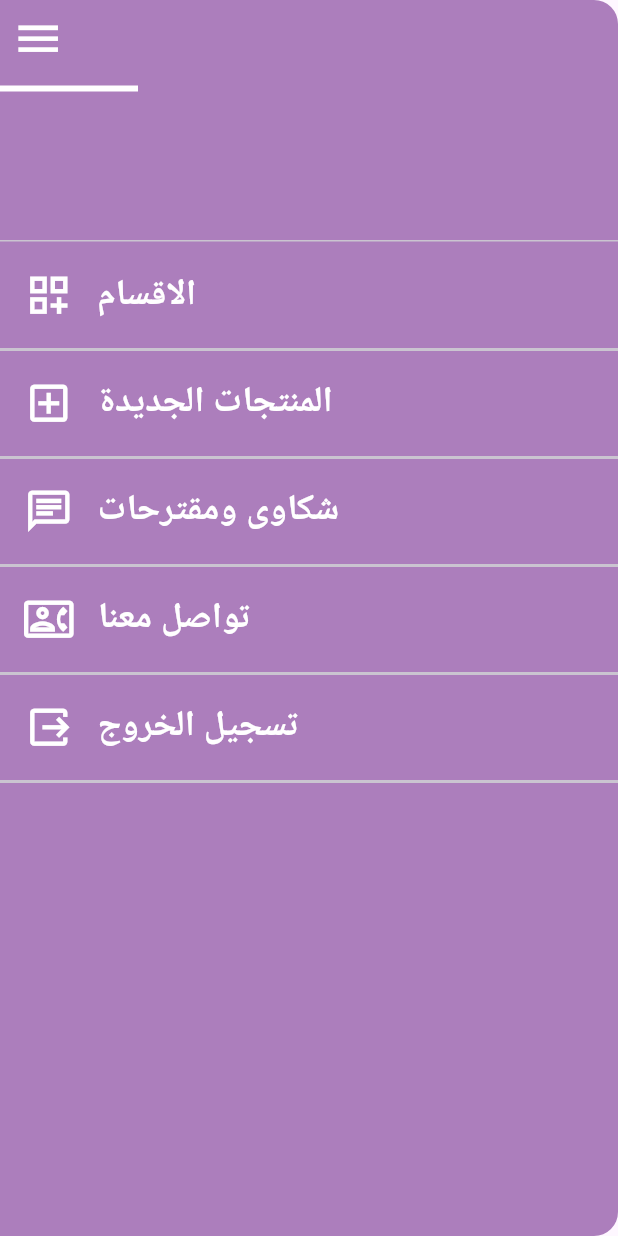
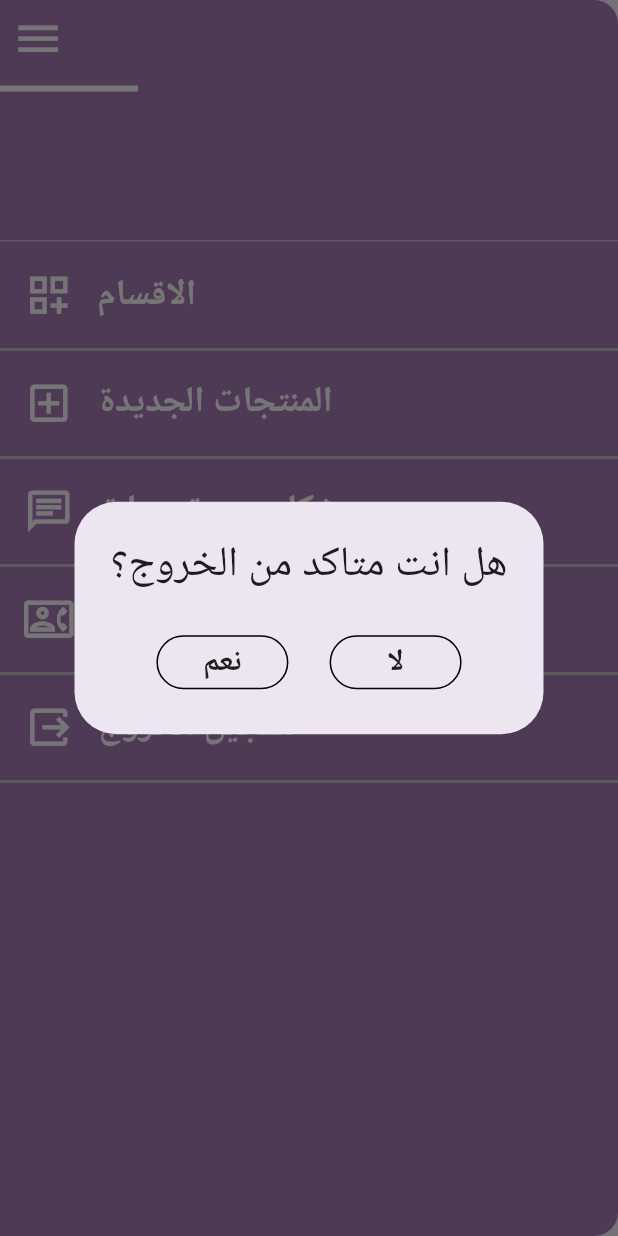
Before and after one commit to engkemo1/medical_support, a Flutter app: the DrawerViewBody screen opened directly, after a tap on "تسجيل الخروج", on a phone screen of 412 x 824 dp. Run offline on Flutter 3.47's test engine with Material 3 defaults, Android fonts, the phone set to English and light mode, and no system bars; our stand-ins replace device_preview, dio, easy_splash_screen, flutter_screenutil, shared_preferences; accounts and stored records are empty.

Commit message:
Added Arabic language support for the logout confirmation dialog on drawer view body widget. Updated onTap function to show AlertDialog with Arabic text and buttons for confirmation. Included Flutter ScreenUtil for responsive design.

```diff
--- a/lib/features/drawer/presentation/views/widgets/drawer_view_body.dart
+++ b/lib/features/drawer/presentation/views/widgets/drawer_view_body.dart
@@ -1,4 +1,6 @@
 import 'package:flutter/material.dart';
+import 'package:flutter/services.dart';
+import 'package:flutter_screenutil/flutter_screenutil.dart';
 import 'package:medical_support/constants.dart';
 import 'package:medical_support/core/utils/app_router.dart';
 import 'package:medical_support/core/utils/styles.dart';
@@ -123,7 +125,53 @@ class DrawerViewBody extends StatelessWidget {
               thickness: 2,
             ),
             ListTile(
-              onTap: () {},
+              onTap: () {
+                showDialog(
+                    context: context,
+                    builder: (context) {
+                      return Directionality(
+                        textDirection: TextDirection.rtl,
+                        child: AlertDialog(
+                          title: const Text(
+                            "هل انت متاكد من الخروج؟",
+                            style: Styles.textStyle28,
+                          ),
+                          actionsAlignment: MainAxisAlignment.center,
+                          actions: [
+                            MaterialButton(
+                              onPressed: () {
+                                Navigator.of(context).pop();
+                              },
+                              shape: RoundedRectangleBorder(
+                                side: const BorderSide(color: Colors.black),
+                                borderRadius: BorderRadius.circular(20),
+                              ),
+                              child: const Text(
+                                "لا",
+                                style: Styles.textStyle20,
+                              ),
+                            ),
+                            SizedBox(
+                              width: 10.w,
+                            ),
+                            MaterialButton(
+                              onPressed: () {
+                                SystemNavigator.pop();
+                              },
+                              shape: RoundedRectangleBorder(
+                                side: const BorderSide(color: Colors.black),
+                                borderRadius: BorderRadius.circular(20),
+                              ),
+                              child: const Text(
+                                "نعم",
+                                style: Styles.textStyle20,
+                              ),
+                            ),
+                          ],
+                        ),
+                      );
+                    });
+              },
               leading: const Icon(
                 size: 33,
                 Icons.output,
```
